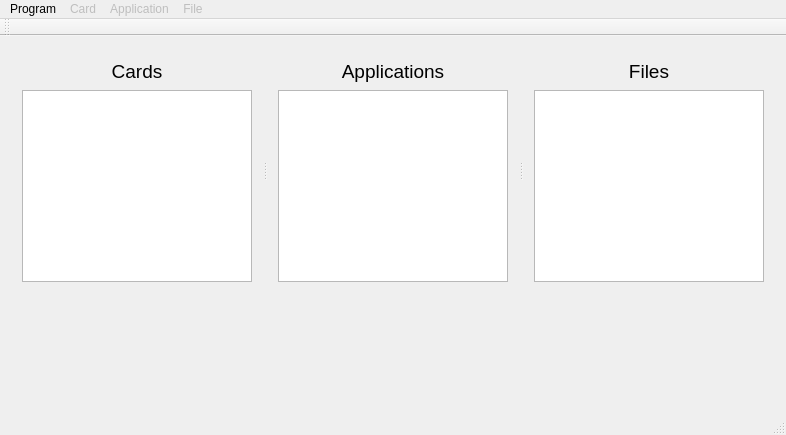
The window that GUI/mainwindow.ui (KaiQ/dat) describes before a commit, drawn with Qt 5.
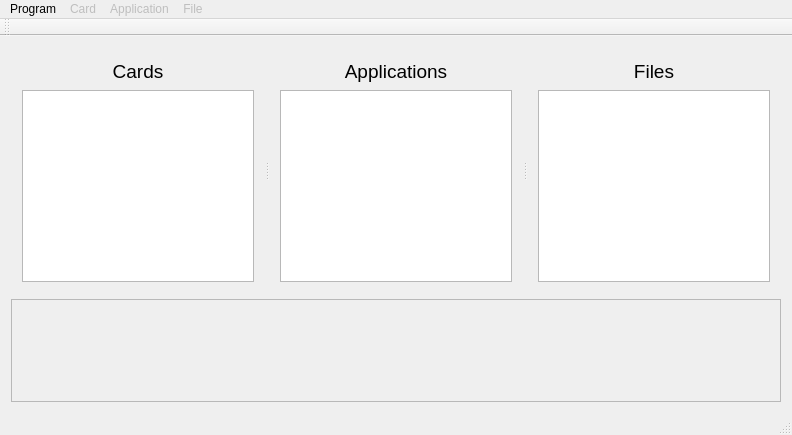
The same window after the commit.

Patch:
```diff
--- a/GUI/mainwindow.ui
+++ b/GUI/mainwindow.ui
@@ -9,7 +9,7 @@
    <rect>
     <x>0</x>
     <y>0</y>
-    <width>786</width>
+    <width>792</width>
     <height>433</height>
    </rect>
   </property>
@@ -224,22 +224,20 @@
      </widget>
     </item>
     <item>
-     <layout class="QHBoxLayout" name="horizontalLayout_2">
-      <property name="sizeConstraint">
-       <enum>QLayout::SetMaximumSize</enum>
+     <widget class="QScrollArea" name="scrollArea">
+      <property name="widgetResizable">
+       <bool>true</bool>
       </property>
-     </layout>
-    </item>
-    <item>
-     <widget class="QStackedWidget" name="stackedWidget">
-      <property name="sizePolicy">
-       <sizepolicy hsizetype="MinimumExpanding" vsizetype="MinimumExpanding">
-        <horstretch>0</horstretch>
-        <verstretch>0</verstretch>
-       </sizepolicy>
-      </property>
-      <widget class="QWidget" name="page"/>
-      <widget class="QWidget" name="page_2"/>
+      <widget class="QWidget" name="scrollAreaWidgetContents">
+       <property name="geometry">
+        <rect>
+         <x>0</x>
+         <y>0</y>
+         <width>770</width>
+         <height>123</height>
+        </rect>
+       </property>
+      </widget>
      </widget>
     </item>
    </layout>
@@ -258,7 +256,7 @@
     <rect>
      <x>0</x>
      <y>0</y>
-     <width>786</width>
+     <width>792</width>
      <height>23</height>
     </rect>
    </property>
```
Left out of the diff: 32 changed lines with no effect on the pictures.
